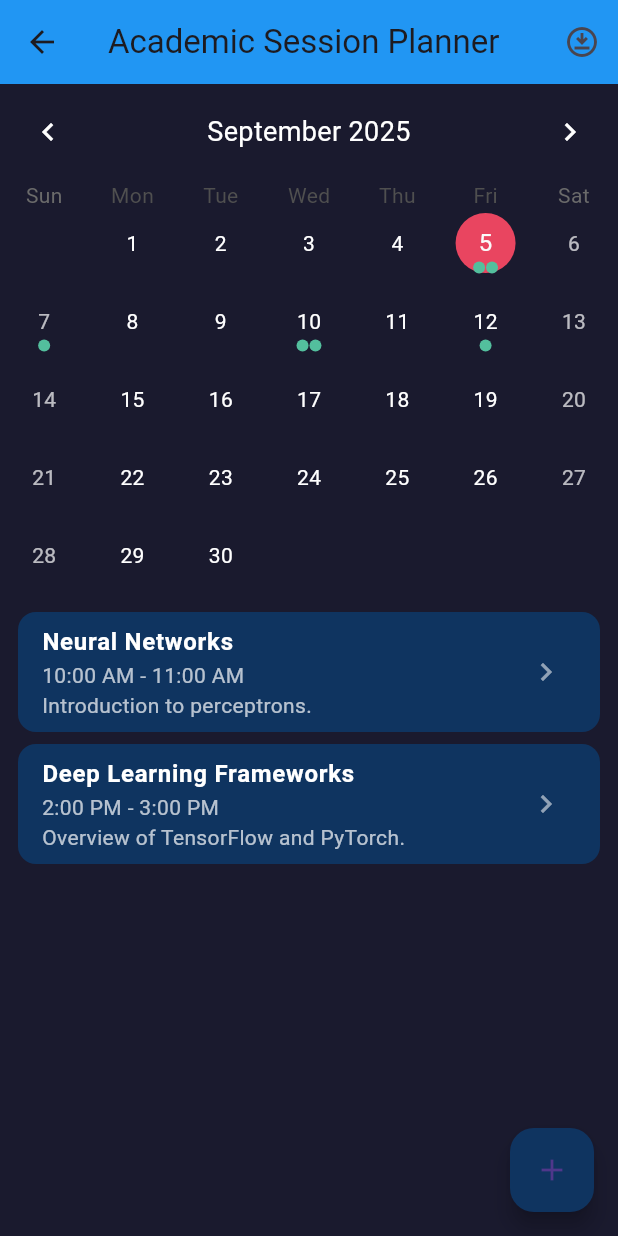
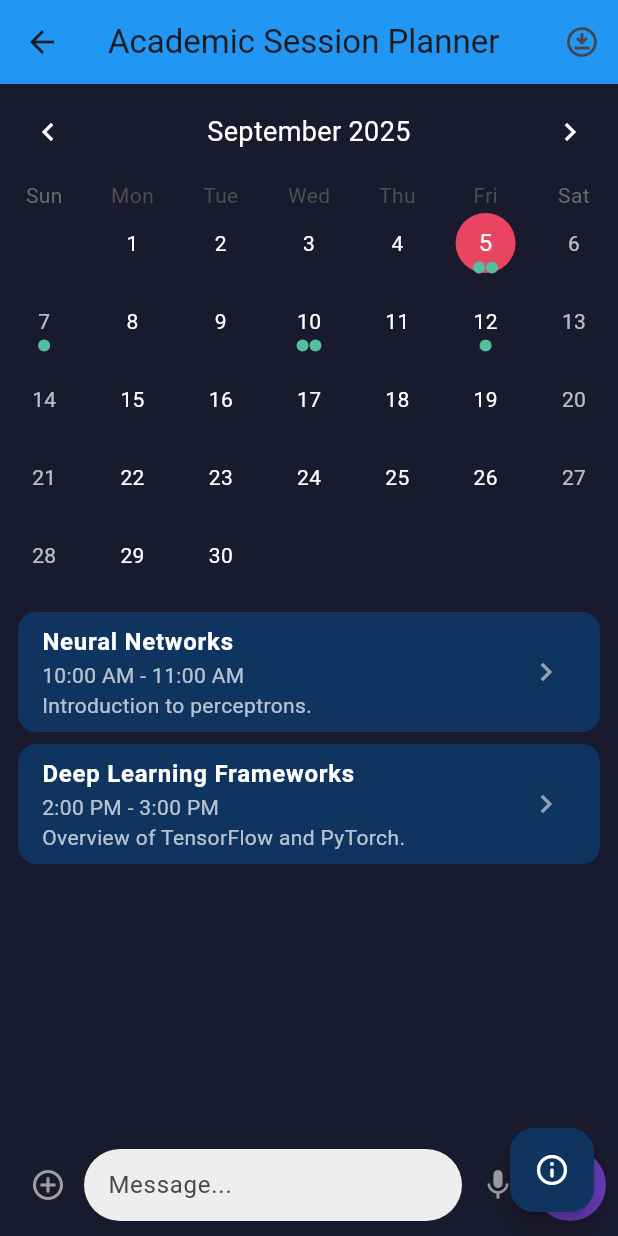
Before and after one commit to prakhar-tech098/CodeX_project, a Flutter app: the SessionPlanScreen screen opened directly, on a phone screen of 412 x 824 dp. Run offline on Flutter 3.47's test engine with Material 3 defaults, Android fonts, the phone set to English and light mode, and no system bars; drawn by our look-alikes of table_calendar; our stand-ins replace cloud_firestore, firebase_auth, firebase_core, open_file, pdf; missing offline and left inert: excel; accounts and stored records are empty.

Commit message:
Initial commit

```diff
--- a/lib/features/authentication/auth/student_login.dart
+++ b/lib/features/authentication/auth/student_login.dart
@@ -50,7 +50,7 @@ class _StudentLoginScreenState extends State<StudentLoginScreen> {
           // **FIXED:** Uncommented the navigation and ensured the screen name is correct.
           Navigator.pushAndRemoveUntil(
             context,
-            MaterialPageRoute(builder: (context) => const StudentDashboardScreen()),
+            MaterialPageRoute(builder: (context) =>  StudentDashboardScreen()),
                 (route) => false, // This removes all previous screens from the stack
           );
         } else {
--- a/lib/features/presentation/pages/session_plan.dart
+++ b/lib/features/presentation/pages/session_plan.dart
@@ -98,7 +98,7 @@ class _SessionPlanScreenState extends State<SessionPlanScreen> {
       backgroundColor: const Color(0xFF1A1A2E), // Dark theme background
       appBar: AppBar(
         title: const Text("Academic Session Planner"),
-          backgroundColor: Colors.blue,
+        backgroundColor: Colors.blue,
         elevation: 0,
         actions: [
           IconButton(
@@ -133,6 +133,10 @@ class _SessionPlanScreenState extends State<SessionPlanScreen> {
               },
             ),
           ),
+          Padding(
+            padding: const EdgeInsets.symmetric(horizontal: 8.0, vertical: 10.0),
+            child: ChatInputBar(),
+          ),
         ],
       ),
       floatingActionButton: FloatingActionButton(
@@ -140,7 +144,7 @@ class _SessionPlanScreenState extends State<SessionPlanScreen> {
           // TODO: Implement Add Session logic
         },
         backgroundColor: const Color(0xFF0F3460),
-        child: const Icon(Icons.add),
+        child: const Icon(Icons.info_outline_rounded,color: Colors.white,),
       ),
     );
   }
@@ -309,3 +313,58 @@ class _SessionListItem extends StatelessWidget {
     );
   }
 }
+
+class ChatInputBar extends StatelessWidget {
+  const ChatInputBar({super.key});
+
+  @override
+  Widget build(BuildContext context) {
+    return Row(
+      children: [
+        // Plus button on the left
+        IconButton(
+          icon: const Icon(Icons.add_circle_outline, color: Colors.grey),
+          onPressed: () {
+            // TODO: Implement attachment functionality
+          },
+        ),
+        // The main text input field
+        Expanded(
+          child: Container(
+            padding: const EdgeInsets.symmetric(horizontal: 16.0),
+            decoration: BoxDecoration(
+              color: Colors.grey[200],
+              borderRadius: BorderRadius.circular(30.0),
+            ),
+            child: const TextField(
+              decoration: InputDecoration(
+                hintText: 'Message...',
+                border: InputBorder.none,
+              ),
+            ),
+          ),
+        ),
+        // Microphone and send button on the right
+        IconButton(
+          icon: const Icon(Icons.mic, color: Colors.grey),
+          onPressed: () {
+            // TODO: Implement voice input functionality
+          },
+        ),
+        // The send/upload button in a circle
+        Container(
+          decoration: const BoxDecoration(
+            color: Colors.deepPurple,
+            shape: BoxShape.circle,
+          ),
+          child: IconButton(
+            icon: const Icon(Icons.arrow_upward, color: Colors.white),
+            onPressed: () {
+              // TODO: Implement send functionality
+            },
+          ),
+        ),
+      ],
+    );
+  }
+}
--- a/lib/features/presentation/pages/splash.dart
+++ b/lib/features/presentation/pages/splash.dart
@@ -27,7 +27,7 @@ class _SplashscreenState extends State<Splashscreen>
     });
 
     // Navigate to LoginScreen after 3 seconds
-    Future.delayed(const Duration(seconds: 3), () {
+    Future.delayed(const Duration(seconds: 4), () {
       Navigator.pushReplacement(
         context,
         MaterialPageRoute(builder: (context) => const RoleSelectionScreen()),
@@ -62,7 +62,7 @@ class _SplashscreenState extends State<Splashscreen>
               duration: const Duration(seconds: 1),
               curve: Curves.easeOutBack,
               child: Image.asset(
-                "assets/images/codex.png", // your logo path
+                "assets/images/timely.png", // your logo path
                 width: 300,
                 height: 320,
               ),
--- a/lib/main.dart
+++ b/lib/main.dart
@@ -29,7 +29,7 @@
         primarySwatch: Colors.blue,
         visualDensity: VisualDensity.adaptivePlatformDensity,
       ),
-      home: TeacherDashboard(),
+      home: Splashscreen(),
       debugShowCheckedModeBanner: false,
     );
   }
--- a/pubspec.yaml
+++ b/pubspec.yaml
@@ -30,6 +30,7 @@ environment:
 dependencies:
   flutter:
     sdk: flutter
+
 
   # For the interactive calendar
   table_calendar: ^3.0.9
@@ -69,9 +70,12 @@ dev_dependencies:
   # package. See that file for information about deactivating specific lint
   # rules and activating additional ones.
   flutter_lints: ^5.0.0
-
+  flutter_launcher_icons: ^0.14.4
 # For information on the generic Dart part of this file, see the
 # following page: https://dart.dev/tools/pub/pubspec
+flutter_launcher_icons:
+  image_path: "assets/images/homelogo.png" # Make sure to specify a file name
+  android: true
 
 # The following section is specific to Flutter packages.
 flutter:
```
Also changed, not shown: lib/features/presentation/pages/progress_screen.dart (+7 -7 lines), lib/features/presentation/pages/student_dashboard.dart (+23 -23 lines), lib/features/presentation/pages/teacher_dashboard.dart (+9 -9 lines), assets/images/homelogo.png (added), assets/images/timely.png (added), pubspec.lock, 23 other files.
